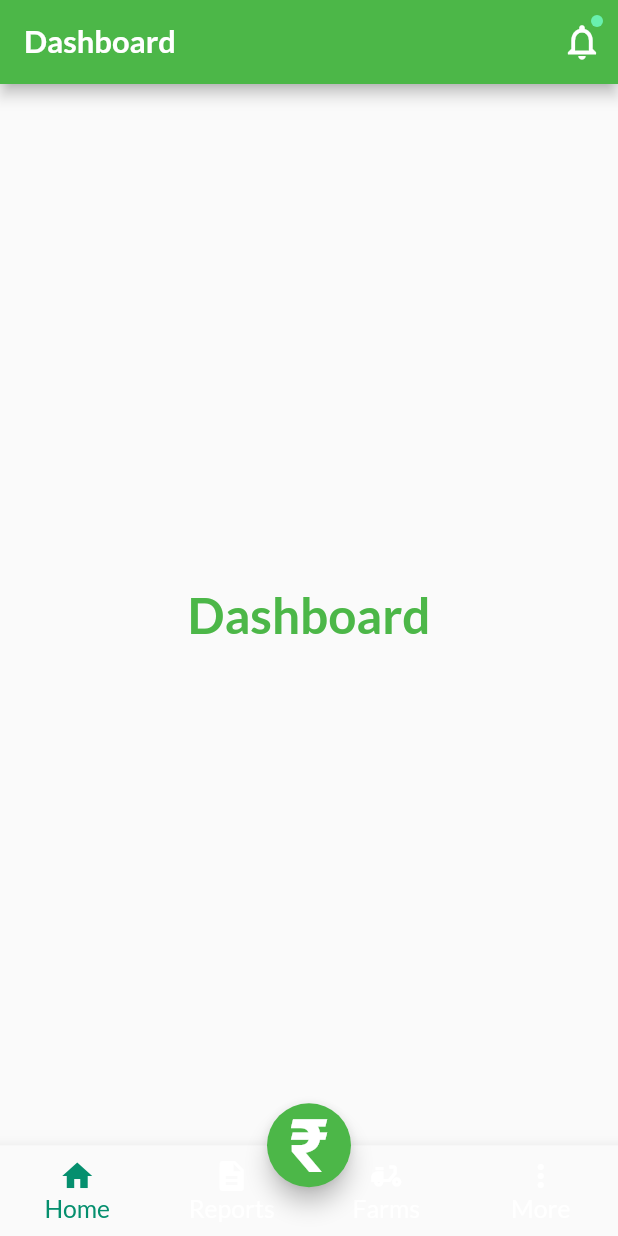
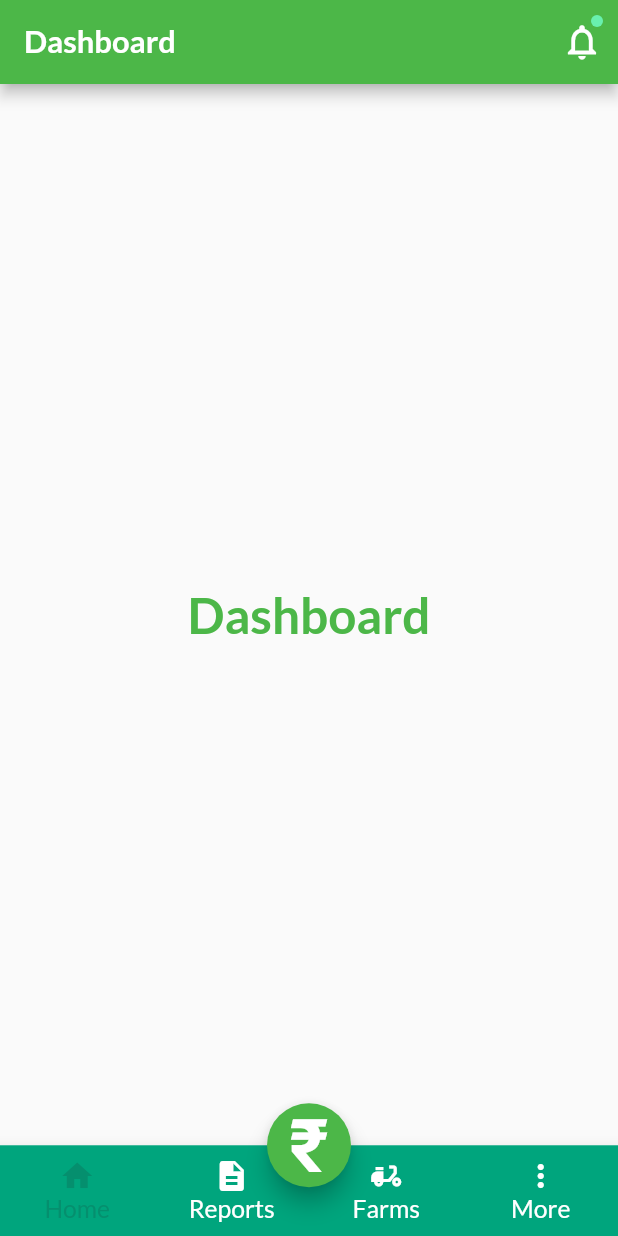
Before and after one commit to isaacadariku/farm_expenses, a Flutter app: the screen it shows after launch, on a phone screen of 412 x 824 dp. Run offline on Flutter 3.47's test engine with Material 2 defaults, Android fonts, the phone set to English and light mode, and no system bars; our stand-ins replace get_it, google_fonts, stacked, stacked_services; statements that could not run were skipped.

Commit message:
Added screenshot and update readme

```diff
--- a/lib/ui/views/main/main_view.dart
+++ b/lib/ui/views/main/main_view.dart
@@ -49,6 +49,7 @@ class MainView extends StatelessWidget {
               child: getViewForIndex(model.currentIndex, model)),
           bottomNavigationBar: BottomNavigationBar(
             type: BottomNavigationBarType.fixed,
+            backgroundColor: ThemeColors.kUnSelectedColor,
             selectedItemColor: model.isIndexSelected(model.currentIndex) ? ThemeColors.kSelectedColor : ThemeColors.kWhite,
             unselectedItemColor: ThemeColors.kWhite,
             selectedLabelStyle: kBodyTextStyle(context, color: ThemeColors.kWhite),
--- a/pubspec.yaml
+++ b/pubspec.yaml
@@ -15,7 +15,6 @@ dependencies:
     sdk: flutter
 
   # State Management
-  flutter_hooks: ^0.15.0
   stacked: ^1.7.6
   stacked_services: ^0.6.6
 
```
Also changed, not shown: pubspec.lock, 6 other files.
